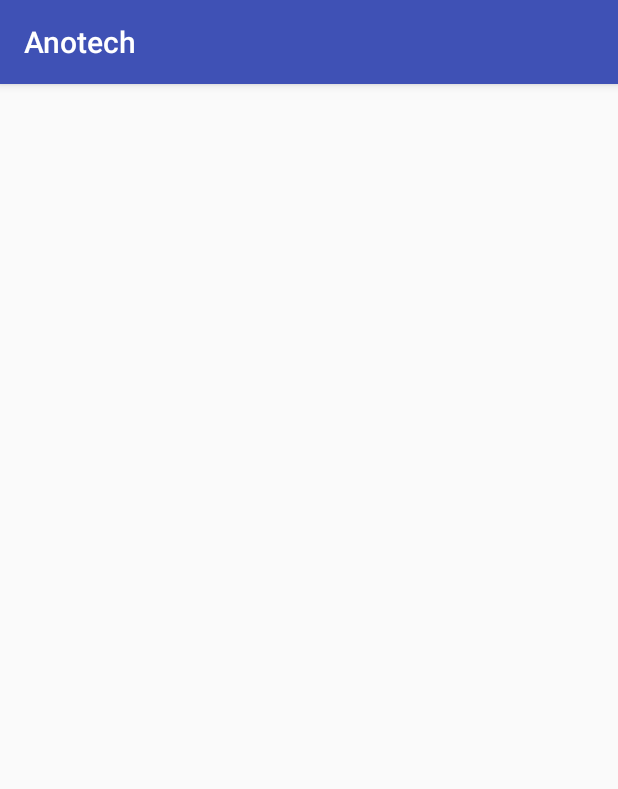
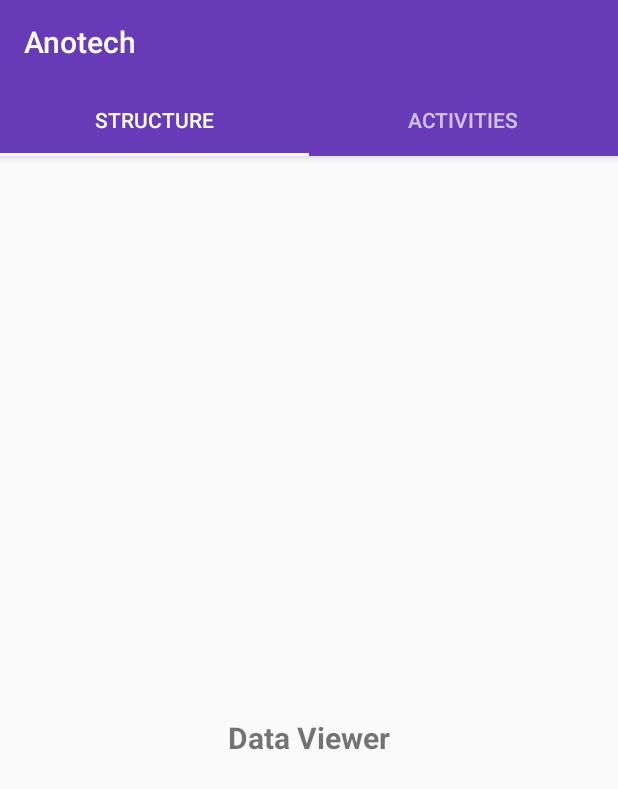
Before and after one commit to webianks/AnoTech-Android, an Android app: the screen it shows after launch (MainActivity), on a phone screen of 412 x 824 dp. Shown: the top 789 px of the screen. Run offline under Robolectric (Android 15) with nearby library versions, the phone set to English and light mode, and no system bars.

Commit message:
added two tabs :sunglasses:

```diff
--- a/app/build.gradle
+++ b/app/build.gradle
@@ -24,7 +24,9 @@ dependencies {
     androidTestCompile('com.android.support.test.espresso:espresso-core:2.2.2', {
         exclude group: 'com.android.support', module: 'support-annotations'
     })
-    compile 'com.android.support:appcompat-v7:25.1.0'
+    compile 'com.android.support:appcompat-v7:25.3.0'
     testCompile 'junit:junit:4.12'
+    compile 'com.android.support:design:25.3.0'
+
     debugCompile 'com.amitshekhar.android:debug-db:1.0.0'
 }
--- a/app/src/main/java/com/webianks/anotech/MainActivity.java
+++ b/app/src/main/java/com/webianks/anotech/MainActivity.java
@@ -1,26 +1,40 @@
 package com.webianks.anotech;
 
-import android.database.sqlite.SQLiteDatabase;
+import android.support.design.widget.TabLayout;
+import android.support.v4.view.ViewPager;
 import android.support.v7.app.AppCompatActivity;
 import android.os.Bundle;
+import android.support.v7.widget.Toolbar;
 
-import com.webianks.anotech.database.AnotechDBHelper;
+import com.webianks.anotech.adapters.ViewPagerAdapter;
+import com.webianks.anotech.fragments.AnomalousActivities;
+import com.webianks.anotech.fragments.DataStructure;
 
 public class MainActivity extends AppCompatActivity {
+
+    private ViewPager viewPager;
+    private TabLayout tabLayout;
 
     @Override
     protected void onCreate(Bundle savedInstanceState) {
         super.onCreate(savedInstanceState);
         setContentView(R.layout.activity_main);
 
+        Toolbar toolbar = (Toolbar) findViewById(R.id.toolbar);
+        setSupportActionBar(toolbar);
 
-        AnotechDBHelper dbHelper = new AnotechDBHelper(this);
-        SQLiteDatabase sqLiteDatabase = dbHelper.getWritableDatabase();
+        viewPager = (ViewPager) findViewById(R.id.viewpager);
+        setupViewPager(viewPager);
 
-
-        String query = "CREATE INDEX salesRepEmployeeNumber ON customers(salesRepEmployeeNumber)";
-
-        //sqLiteDatabase.execSQL(query);
+        tabLayout = (TabLayout) findViewById(R.id.tabs);
+        tabLayout.setupWithViewPager(viewPager);
 
     }
+
+    private void setupViewPager(ViewPager viewPager) {
+        ViewPagerAdapter adapter = new ViewPagerAdapter(getSupportFragmentManager());
+        adapter.addFragment(new DataStructure(), "Structure");
+        adapter.addFragment(new AnomalousActivities(), "Activities");
+        viewPager.setAdapter(adapter);
+    }
 }
--- /dev/null
+++ b/app/src/main/java/com/webianks/anotech/adapters/ViewPagerAdapter.java
@@ -0,0 +1,42 @@
+package com.webianks.anotech.adapters;
+
+import android.support.v4.app.Fragment;
+import android.support.v4.app.FragmentManager;
+import android.support.v4.app.FragmentPagerAdapter;
+
+import java.util.ArrayList;
+import java.util.List;
+
+/**
+ * Created by R Ankit on 21-03-2017.
+ */
+
+public class ViewPagerAdapter extends FragmentPagerAdapter {
+
+    private final List<Fragment> mFragmentList = new ArrayList<>();
+    private final List<String> mFragmentTitleList = new ArrayList<>();
+
+    public ViewPagerAdapter(FragmentManager manager) {
+        super(manager);
+    }
+
+    @Override
+    public Fragment getItem(int position) {
+        return mFragmentList.get(position);
+    }
+
+    @Override
+    public int getCount() {
+        return mFragmentList.size();
+    }
+
+    public void addFragment(Fragment fragment, String title) {
+        mFragmentList.add(fragment);
+        mFragmentTitleList.add(title);
+    }
+
+    @Override
+    public CharSequence getPageTitle(int position) {
+        return mFragmentTitleList.get(position);
+    }
+}
--- /dev/null
+++ b/app/src/main/java/com/webianks/anotech/fragments/AnomalousActivities.java
@@ -0,0 +1,32 @@
+package com.webianks.anotech.fragments;
+
+import android.os.Bundle;
+import android.support.annotation.Nullable;
+import android.support.v4.app.Fragment;
+import android.view.LayoutInflater;
+import android.view.View;
+import android.view.ViewGroup;
+
+import com.webianks.anotech.R;
+
+/**
+ * Created by R Ankit on 21-03-2017.
+ */
+
+public class AnomalousActivities extends Fragment {
+
+    public static AnomalousActivities newInstance() {
+
+        Bundle args = new Bundle();
+
+        AnomalousActivities fragment = new AnomalousActivities();
+        fragment.setArguments(args);
+        return fragment;
+    }
+
+    @Nullable
+    @Override
+    public View onCreateView(LayoutInflater inflater, @Nullable ViewGroup container, @Nullable Bundle savedInstanceState) {
+        return inflater.inflate(R.layout.anomalous_activities,container,false);
+    }
+}
--- /dev/null
+++ b/app/src/main/java/com/webianks/anotech/fragments/DataStructure.java
@@ -0,0 +1,32 @@
+package com.webianks.anotech.fragments;
+
+import android.os.Bundle;
+import android.support.annotation.Nullable;
+import android.support.v4.app.Fragment;
+import android.view.LayoutInflater;
+import android.view.View;
+import android.view.ViewGroup;
+
+import com.webianks.anotech.R;
+
+/**
+ * Created by R Ankit on 21-03-2017.
+ */
+
+public class DataStructure extends Fragment {
+
+    public static DataStructure newInstance() {
+
+        Bundle args = new Bundle();
+
+        DataStructure fragment = new DataStructure();
+        fragment.setArguments(args);
+        return fragment;
+    }
+
+    @Nullable
+    @Override
+    public View onCreateView(LayoutInflater inflater, @Nullable ViewGroup container, @Nullable Bundle savedInstanceState) {
+        return inflater.inflate(R.layout.data_structure,container,false);
+    }
+}
--- a/app/src/main/res/layout/activity_main.xml
+++ b/app/src/main/res/layout/activity_main.xml
@@ -1,10 +1,35 @@
 <?xml version="1.0" encoding="utf-8"?>
-<RelativeLayout xmlns:android="http://schemas.android.com/apk/res/android"
+<android.support.design.widget.CoordinatorLayout xmlns:android="http://schemas.android.com/apk/res/android"
     xmlns:app="http://schemas.android.com/apk/res-auto"
-    xmlns:tools="http://schemas.android.com/tools"
     android:layout_width="match_parent"
-    android:layout_height="match_parent"
-    tools:context="com.webianks.anotech.MainActivity">
+    android:layout_height="match_parent">
 
+    <android.support.design.widget.AppBarLayout
+        android:layout_width="match_parent"
+        android:layout_height="wrap_content"
+        android:theme="@style/ThemeOverlay.AppCompat.Dark.ActionBar">
 
-</RelativeLayout>
+        <android.support.v7.widget.Toolbar
+            android:id="@+id/toolbar"
+            android:layout_width="match_parent"
+            android:layout_height="?attr/actionBarSize"
+            android:background="?attr/colorPrimary"
+            app:layout_scrollFlags="scroll|enterAlways"
+            app:popupTheme="@style/ThemeOverlay.AppCompat.Light" />
+
+        <android.support.design.widget.TabLayout
+            android:id="@+id/tabs"
+            android:layout_width="match_parent"
+            android:layout_height="wrap_content"
+            app:tabGravity="fill"
+            app:tabIndicatorColor="@color/white"
+            app:tabIndicatorHeight="@dimen/indicator_height"
+            app:tabMode="fixed" />
+    </android.support.design.widget.AppBarLayout>
+
+    <android.support.v4.view.ViewPager
+        android:id="@+id/viewpager"
+        android:layout_width="match_parent"
+        android:layout_height="match_parent"
+        app:layout_behavior="@string/appbar_scrolling_view_behavior" />
+</android.support.design.widget.CoordinatorLayout>
--- /dev/null
+++ b/app/src/main/res/layout/anomalous_activities.xml
@@ -0,0 +1,14 @@
+<RelativeLayout xmlns:android="http://schemas.android.com/apk/res/android"
+    xmlns:tools="http://schemas.android.com/tools"
+    android:layout_width="match_parent"
+    android:layout_height="match_parent">
+
+    <TextView
+        android:layout_width="wrap_content"
+        android:layout_height="wrap_content"
+        android:text="Anomalous Activities"
+        android:textSize="20dp"
+        android:textStyle="bold"
+        android:layout_centerInParent="true"/>
+
+</RelativeLayout>
--- /dev/null
+++ b/app/src/main/res/layout/data_structure.xml
@@ -0,0 +1,14 @@
+<RelativeLayout xmlns:android="http://schemas.android.com/apk/res/android"
+    xmlns:tools="http://schemas.android.com/tools"
+    android:layout_width="match_parent"
+    android:layout_height="match_parent">
+
+    <TextView
+        android:layout_width="wrap_content"
+        android:layout_height="wrap_content"
+        android:text="Data Viewer"
+        android:textSize="20dp"
+        android:textStyle="bold"
+        android:layout_centerInParent="true"/>
+
+</RelativeLayout>
--- a/app/src/main/res/values/colors.xml
+++ b/app/src/main/res/values/colors.xml
@@ -1,6 +1,7 @@
 <?xml version="1.0" encoding="utf-8"?>
 <resources>
-    <color name="colorPrimary">#3F51B5</color>
-    <color name="colorPrimaryDark">#303F9F</color>
-    <color name="colorAccent">#FF4081</color>
+    <color name="colorPrimary">#673AB7</color>
+    <color name="colorPrimaryDark">#512DA8</color>
+    <color name="colorAccent">#FF9800</color>
+    <color name="white">#ffffff</color>
 </resources>
--- /dev/null
+++ b/app/src/main/res/values/dimens.xml
@@ -0,0 +1,4 @@
+<?xml version="1.0" encoding="utf-8"?>
+<resources>
+    <dimen name="indicator_height">2dp</dimen>
+</resources>
--- a/app/src/main/res/values/styles.xml
+++ b/app/src/main/res/values/styles.xml
@@ -1,7 +1,7 @@
 <resources>
 
     <!-- Base application theme. -->
-    <style name="AppTheme" parent="Theme.AppCompat.Light.DarkActionBar">
+    <style name="AppTheme" parent="Theme.AppCompat.Light.NoActionBar">
         <!-- Customize your theme here. -->
         <item name="colorPrimary">@color/colorPrimary</item>
         <item name="colorPrimaryDark">@color/colorPrimaryDark</item>
```
